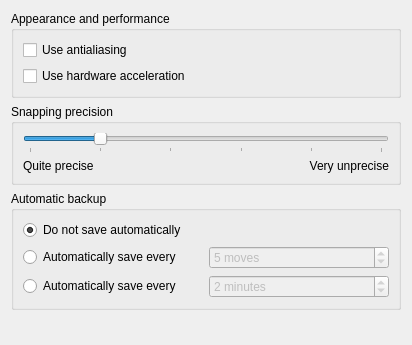
KDE/palapeli, file game/settings.ui: the form before one commit.
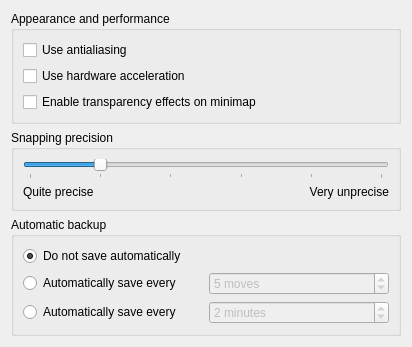
The form after the commit. Custom widgets are drawn as their Qt base class.

Commit message: - patch by Majewsky: fix piececount estimation for hexagonal pattern - redesign of minimap with new quality settings

What changed in the file:
```diff
--- a/game/settings.ui
+++ b/game/settings.ui
@@ -30,6 +30,13 @@
         </property>
        </widget>
       </item>
+      <item>
+       <widget class="QCheckBox" name="checkMinimapQuality" >
+        <property name="text" >
+         <string>Enable transparency effects on minimap</string>
+        </property>
+       </widget>
+      </item>
      </layout>
     </widget>
    </item>
```
The commit also changes 6 other files.
